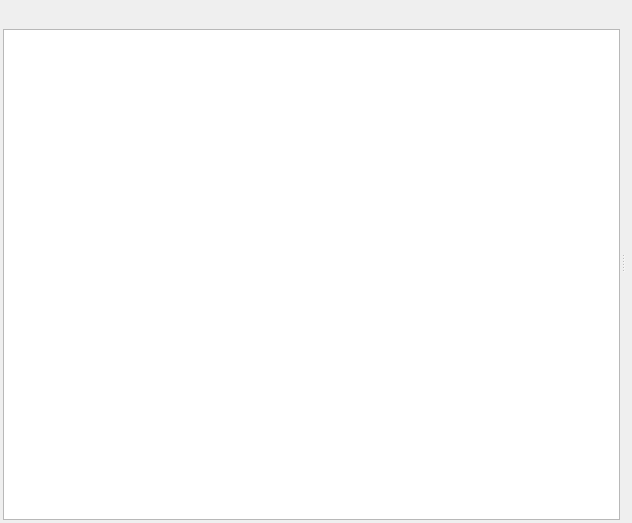
Old version of the form ui/notes_view.ui in the repository zkovari/plotlyst.
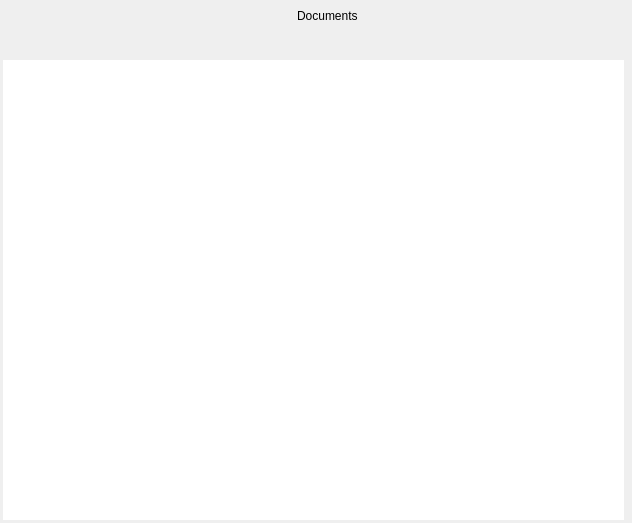
New version of the form. The open tabs and pages were chosen to show the change. Custom widgets are drawn as their Qt base class.

Commit message: Add docs header, closes #457

What changed in the file:
```diff
--- a/ui/notes_view.ui
+++ b/ui/notes_view.ui
@@ -13,7 +13,7 @@
   <property name="windowTitle">
    <string>Form</string>
   </property>
-  <layout class="QHBoxLayout" name="horizontalLayout">
+  <layout class="QVBoxLayout" name="verticalLayout">
    <property name="spacing">
     <number>3</number>
    </property>
@@ -29,11 +29,106 @@
    <property name="bottomMargin">
     <number>2</number>
    </property>
+   <item>
+    <widget class="QWidget" name="widget" native="true">
+     <property name="sizePolicy">
+      <sizepolicy hsizetype="Preferred" vsizetype="Maximum">
+       <horstretch>0</horstretch>
+       <verstretch>0</verstretch>
+      </sizepolicy>
+     </property>
+     <layout class="QHBoxLayout" name="horizontalLayout">
+      <property name="spacing">
+       <number>3</number>
+      </property>
+      <property name="leftMargin">
+       <number>2</number>
+      </property>
+      <property name="topMargin">
+       <number>4</number>
+      </property>
+      <property name="rightMargin">
+       <number>2</number>
+      </property>
+      <property name="bottomMargin">
+       <number>4</number>
+      </property>
+      <item>
+       <spacer name="horizontalSpacer_2">
+        <property name="orientation">
+         <enum>Qt::Horizontal</enum>
+        </property>
+        <property name="sizeHint" stdset="0">
+         <size>
+          <width>40</width>
+          <height>20</height>
+         </size>
+        </property>
+       </spacer>
+      </item>
+      <item>
+       <widget class="QToolButton" name="btnDocuments">
+        <property name="styleSheet">
+         <string notr="true">border: 0px;</string>
+        </property>
+        <property name="text">
+         <string/>
+        </property>
+       </widget>
+      </item>
+      <item>
+       <widget class="QLabel" name="lblTitle">
+        <property name="sizePolicy">
+         <sizepolicy hsizetype="Preferred" vsizetype="Maximum">
+          <horstretch>0</horstretch>
+          <verstretch>0</verstretch>
+         </sizepolicy>
+        </property>
+        <property name="text">
+         <string>Documents</string>
+        </property>
+       </widget>
+      </item>
+      <item>
+       <spacer name="horizontalSpacer_3">
+        <property name="orientation">
+         <enum>Qt::Horizontal</enum>
+        </property>
+        <property name="sizeHint" stdset="0">
+         <size>
+          <width>40</width>
+          <height>20</height>
+         </size>
+        </property>
+       </spacer>
+      </item>
+     </layout>
+    </widget>
+   </item>
+   <item>
+    <widget class="QToolButton" name="btnAdd">
+     <property name="cursor">
+      <cursorShape>PointingHandCursor</cursorShape>
+     </property>
+     <property name="text">
+      <string/>
+     </property>
+     <property name="autoRaise">
+      <bool>true</bool>
+     </property>
+    </widget>
+   </item>
    <item>
     <widget class="QSplitter" name="splitter">
      <property name="orientation">
       <enum>Qt::Horizontal</enum>
      </property>
+     <property name="handleWidth">
+      <number>0</number>
+     </property>
+     <property name="childrenCollapsible">
+      <bool>false</bool>
+     </property>
      <widget class="QWidget" name="wdgDocs" native="true">
       <property name="maximumSize">
        <size>
@@ -57,36 +152,6 @@
        <property name="bottomMargin">
         <number>1</number>
        </property>
-       <item>
-        <layout class="QHBoxLayout" name="horizontalLayout_4">
-         <item alignment="Qt::AlignLeft">
-          <widget class="QToolButton" name="btnAdd">
-           <property name="cursor">
-            <cursorShape>PointingHandCursor</cursorShape>
-           </property>
-           <property name="text">
-            <string/>
-           </property>
-           <property name="autoRaise">
-            <bool>true</bool>
-           </property>
-          </widget>
-         </item>
-         <item>
-          <spacer name="horizontalSpacer">
-           <property name="orientation">
-            <enum>Qt::Horizontal</enum>
-           </property>
-           <property name="sizeHint" stdset="0">
-            <size>
-             <width>40</width>
-             <height>20</height>
-            </size>
-           </property>
-          </spacer>
-         </item>
-        </layout>
-       </item>
        <item>
         <widget class="ActionBasedTreeView" name="treeDocuments">
          <property name="sizePolicy">
@@ -116,6 +181,9 @@
          <property name="styleSheet">
           <string notr="true"/>
          </property>
+         <property name="frameShape">
+          <enum>QFrame::NoFrame</enum>
+         </property>
          <property name="dragEnabled">
           <bool>true</bool>
          </property>
```
Left out of the diff: 2 changed lines with no effect on the pictures. The commit also changes 1 other file.
